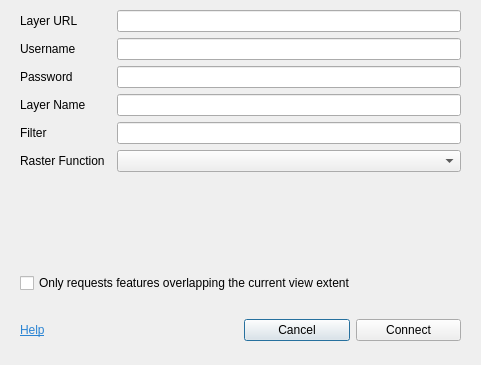
The window that arcgiscon_dialog_new.ui (havochvatten/ArcGISConnector-QGIS-Plugin) describes before a commit, drawn with Qt 5.
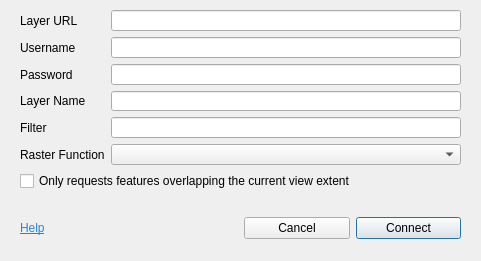
The same window after the commit. Icons and pictures are not drawn.

Commit message: Update metadata and window look

Diff of the .ui file:
```diff
--- a/arcgiscon_dialog_new.ui
+++ b/arcgiscon_dialog_new.ui
@@ -7,7 +7,7 @@
     <x>0</x>
     <y>0</y>
     <width>481</width>
-    <height>365</height>
+    <height>261</height>
    </rect>
   </property>
   <property name="minimumSize">
@@ -17,7 +17,11 @@
    </size>
   </property>
   <property name="windowTitle">
-   <string>ArcGIS REST API Connector</string>
+   <string>ArcGIS ImageServer</string>
+  </property>
+  <property name="windowIcon">
+   <iconset resource="resources.qrc">
+    <normaloff>:/plugins/arcgiscon/arcgis.png</normaloff>:/plugins/arcgiscon/arcgis.png</iconset>
   </property>
   <widget class="QWidget" name="verticalLayoutWidget">
    <property name="geometry">
@@ -25,33 +29,27 @@
      <x>20</x>
      <y>10</y>
      <width>441</width>
-     <height>331</height>
+     <height>229</height>
     </rect>
    </property>
    <layout class="QVBoxLayout" name="verticalLayout">
     <item>
      <layout class="QGridLayout" name="gridLayout">
-      <item row="15" column="0">
-       <spacer name="verticalSpacer">
-        <property name="orientation">
-         <enum>Qt::Vertical</enum>
+      <item row="15" column="0" colspan="2">
+       <widget class="QCheckBox" name="extentOnly">
+        <property name="text">
+         <string>Only requests features overlapping the current view extent</string>
         </property>
-        <property name="sizeHint" stdset="0">
-         <size>
-          <width>20</width>
-          <height>40</height>
-         </size>
-        </property>
-       </spacer>
+       </widget>
       </item>
-      <item row="4" column="2">
+      <item row="4" column="1">
        <widget class="QLineEdit" name="passwordInput">
         <property name="echoMode">
          <enum>QLineEdit::Password</enum>
         </property>
        </widget>
       </item>
-      <item row="8" column="2">
+      <item row="8" column="1">
        <widget class="QLineEdit" name="layerFilterInput"/>
       </item>
       <item row="0" column="0">
@@ -61,6 +59,19 @@
         </property>
        </widget>
       </item>
+      <item row="10" column="0">
+       <widget class="QLabel" name="rasterLabel">
+        <property name="text">
+         <string>Raster Function</string>
+        </property>
+       </widget>
+      </item>
+      <item row="0" column="1">
+       <widget class="QLineEdit" name="layerUrlInput"/>
+      </item>
+      <item row="10" column="1">
+       <widget class="QComboBox" name="rasterComboBox"/>
+      </item>
       <item row="4" column="0">
        <widget class="QLabel" name="passwordLabel">
         <property name="text">
@@ -68,9 +79,6 @@
         </property>
        </widget>
       </item>
-      <item row="0" column="2">
-       <widget class="QLineEdit" name="layerUrlInput"/>
-      </item>
       <item row="1" column="0">
        <widget class="QLabel" name="usernameLabel">
         <property name="text">
@@ -78,9 +86,16 @@
         </property>
        </widget>
       </item>
-      <item row="5" column="2">
+      <item row="5" column="1">
        <widget class="QLineEdit" name="layerNameInput"/>
       </item>
+      <item row="8" column="0">
+       <widget class="QLabel" name="filterLabel">
+        <property name="text">
+         <string>Filter</string>
+        </property>
+       </widget>
+      </item>
       <item row="5" column="0">
        <widget class="QLabel" name="label_4">
         <property name="text">
@@ -88,33 +103,9 @@
         </property>
        </widget>
       </item>
-      <item row="8" column="0">
-       <widget class="QLabel" name="label_2">
-        <property name="text">
-         <string>Filter</string>
-        </property>
-       </widget>
-      </item>
-      <item row="1" column="2">
+      <item row="1" column="1">
        <widget class="QLineEdit" name="usernameInput"/>
       </item>
-      <item row="16" column="0" colspan="3">
-       <widget class="QCheckBox" name="extentOnly">
-        <property name="text">
-         <string>Only requests features overlapping the current view extent</string>
-        </property>
-       </widget>
-      </item>
-      <item row="10" column="0">
-       <widget class="QLabel" name="rasterLabel">
-        <property name="text">
-         <string>Raster Function</string>
-        </property>
-       </widget>
-      </item>
-      <item row="10" column="2">
-       <widget class="QComboBox" name="rasterComboBox"/>
-      </item>
      </layout>
     </item>
     <item>
@@ -150,13 +141,6 @@
       </item>
       <item>
        <layout class="QGridLayout" name="gridLayout_2">
-        <item row="0" column="0">
-         <widget class="QPushButton" name="cancelButton">
-          <property name="text">
-           <string>Cancel</string>
-          </property>
-         </widget>
-        </item>
         <item row="0" column="1">
          <widget class="QPushButton" name="connectButton">
           <property name="text">
@@ -164,6 +148,13 @@
           </property>
          </widget>
         </item>
+        <item row="0" column="0">
+         <widget class="QPushButton" name="cancelButton">
+          <property name="text">
+           <string>Cancel</string>
+          </property>
+         </widget>
+        </item>
        </layout>
       </item>
      </layout>
```
Left out of the diff: 4 changed lines with no effect on the pictures. The commit also changes 2 other files.
